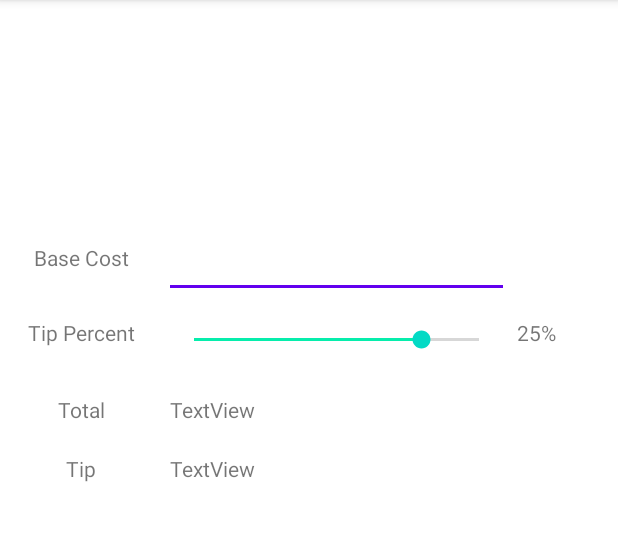
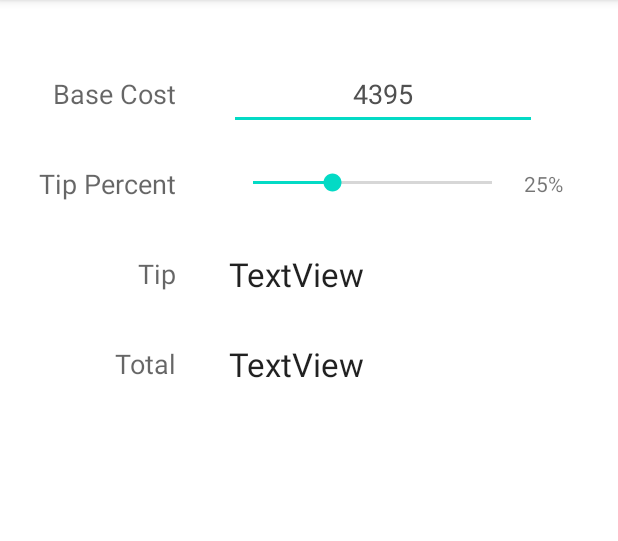
Before and after one commit to MatHazak/tip-calculator-app, an Android app: the screen it shows after launch (MainActivity), on a phone screen of 412 x 824 dp, the part 84-625 px from its top. Run offline under Robolectric (Android 15) with nearby library versions, the phone set to English and light mode, and no system bars.

Commit message:
structure of Main layout implemented.

```diff
--- a/app/src/main/res/layout/activity_main.xml
+++ b/app/src/main/res/layout/activity_main.xml
@@ -6,112 +6,106 @@
         android:layout_height="match_parent"
         tools:context=".MainActivity">
 
-    <TableLayout
-            android:layout_width="411dp"
-            android:layout_height="223dp"
-            app:layout_constraintTop_toTopOf="parent"
-            app:layout_constraintBottom_toBottomOf="parent"
-            app:layout_constraintEnd_toEndOf="parent"
-            app:layout_constraintStart_toStartOf="parent"
-            app:layout_constraintVertical_bias="0.25"
-            android:dividerPadding="10dp"
-            android:paddingStart="10dp"
-            android:paddingEnd="10dp">
+    <EditText
+            android:layout_width="205dp"
+            android:layout_height="48dp"
+            android:ems="10"
+            android:id="@+id/baseCost"
+            android:text="4395"
+            android:textAlignment="center"
+            android:backgroundTint="@color/teal_200"
+            android:textColor="#505050"
+            android:inputType="numberDecimal"
+            android:textStyle="normal"
+            app:layout_constraintBottom_toBottomOf="@+id/textView10"
+            app:layout_constraintTop_toTopOf="@+id/textView10"
+            app:layout_constraintStart_toEndOf="@+id/textView10"
+            android:layout_marginStart="35dp" />
 
-        <TableRow
-                android:layout_width="match_parent"
-                android:layout_height="match_parent"
-                android:layout_marginBottom="20dp">
+    <SeekBar
+            android:layout_width="191dp"
+            android:layout_height="34dp"
+            android:id="@+id/tipSeekBar"
+            android:progress="10"
+            android:max="30"
+            android:progressTint="@color/teal_200"
+            style="@style/Widget.AppCompat.SeekBar"
+            app:layout_constraintTop_toTopOf="@+id/textView11"
+            app:layout_constraintBottom_toBottomOf="@+id/textView11"
+            android:layout_marginStart="35dp"
+            app:layout_constraintStart_toEndOf="@+id/textView11" />
 
     <TextView
             android:text="Base Cost"
             android:layout_width="wrap_content"
             android:layout_height="wrap_content"
-                    android:layout_marginRight="15dp"
-                    android:textAlignment="center" />
-
-            <com.google.android.material.textfield.TextInputLayout
-                    android:layout_width="match_parent"
-                    android:layout_height="wrap_content">
-
-                <com.google.android.material.textfield.TextInputEditText
-                        android:layout_width="match_parent"
-                        android:layout_height="wrap_content"
-                        android:id="@+id/baseCost"
-                        android:background="@android:color/transparent"
-                        android:inputType="number" />
-            </com.google.android.material.textfield.TextInputLayout>
-        </TableRow>
-
-        <TableRow
-                android:layout_width="match_parent"
-                android:layout_height="match_parent"
-                android:layout_marginBottom="20dp">
+            app:layout_constraintTop_toTopOf="parent"
+            app:layout_constraintStart_toStartOf="parent"
+            android:layout_marginTop="50dp"
+            android:layout_marginStart="35dp"
+            android:id="@+id/textView10"
+            android:textAppearance="@style/TextAppearance.AppCompat.Medium" />
 
     <TextView
             android:text="Tip Percent"
-                    android:layout_width="87dp"
-                    android:layout_height="31dp"
-                    android:textAlignment="center"
-                    android:layout_marginRight="15dp" />
-
-            <SeekBar
-                    android:layout_width="222dp"
-                    android:layout_height="29dp"
-                    android:id="@+id/tipSeekBar"
-                    android:progress="80"
-                    android:max="100"
-                    android:progressTint="#06EDAC"
-                    style="@style/Widget.AppCompat.SeekBar" />
+            android:layout_width="wrap_content"
+            android:layout_height="wrap_content"
+            app:layout_constraintTop_toBottomOf="@+id/textView10"
+            android:id="@+id/textView11"
+            app:layout_constraintEnd_toEndOf="@+id/textView10"
+            android:layout_marginTop="35dp"
+            android:textAppearance="@style/TextAppearance.AppCompat.Medium" />
 
     <TextView
-                    android:text="25%"
-                    android:layout_width="44dp"
-                    android:layout_height="31dp"
-                    android:id="@+id/tipPercent"
-                    android:baselineAligned="false"
-                    android:textAlignment="center" />
-        </TableRow>
-
-        <TableRow
-                android:layout_width="match_parent"
-                android:layout_height="match_parent"
-                android:layout_marginBottom="20dp">
+            android:text="Tip"
+            android:layout_width="wrap_content"
+            android:layout_height="wrap_content"
+            app:layout_constraintTop_toBottomOf="@+id/textView11"
+            android:id="@+id/textView12"
+            app:layout_constraintEnd_toEndOf="@+id/textView11"
+            android:layout_marginTop="35dp"
+            android:textAppearance="@style/TextAppearance.AppCompat.Medium" />
 
     <TextView
             android:text="Total"
             android:layout_width="wrap_content"
             android:layout_height="wrap_content"
-                    android:layout_marginRight="15dp"
-                    android:textAlignment="center" />
+            app:layout_constraintTop_toBottomOf="@+id/textView12"
+            app:layout_constraintEnd_toEndOf="@+id/textView12"
+            android:layout_marginTop="35dp"
+            android:textAppearance="@style/TextAppearance.AppCompat.Medium"
+            android:id="@+id/textView17" />
+
+    <TextView
+            android:text="25%"
+            android:layout_width="wrap_content"
+            android:layout_height="wrap_content"
+            android:id="@+id/tipPercent"
+            app:layout_constraintTop_toTopOf="@+id/tipSeekBar"
+            app:layout_constraintBottom_toBottomOf="@+id/tipSeekBar"
+            app:layout_constraintStart_toEndOf="@+id/tipSeekBar"
+            android:layout_marginStart="5dp" />
 
     <TextView
             android:text="TextView"
             android:layout_width="wrap_content"
             android:layout_height="wrap_content"
-                    android:id="@+id/totalCost" />
-        </TableRow>
-
-        <TableRow
-                android:layout_width="match_parent"
-                android:layout_height="match_parent"
-                android:layout_marginBottom="20dp">
-
-            <TextView
-                    android:text="Tip"
-                    android:layout_width="wrap_content"
-                    android:layout_height="wrap_content"
-                    android:id="@+id/textView5"
-                    android:layout_marginRight="15dp"
-                    android:textAlignment="center" />
+            android:id="@+id/tipCost"
+            app:layout_constraintTop_toTopOf="@+id/textView12"
+            app:layout_constraintBottom_toBottomOf="@+id/textView12"
+            android:layout_marginStart="35dp"
+            app:layout_constraintStart_toEndOf="@+id/textView12"
+            android:textAppearance="@style/TextAppearance.AppCompat.Large" />
 
     <TextView
             android:text="TextView"
             android:layout_width="wrap_content"
             android:layout_height="wrap_content"
-                    android:id="@+id/tipCost" />
-        </TableRow>
-
-    </TableLayout>
+            android:id="@+id/totalCost"
+            app:layout_constraintTop_toTopOf="@+id/textView17"
+            app:layout_constraintBottom_toBottomOf="@+id/textView17"
+            android:layout_marginStart="35dp"
+            app:layout_constraintStart_toEndOf="@+id/textView17"
+            android:textAppearance="@style/TextAppearance.AppCompat.Large" />
 
 </androidx.constraintlayout.widget.ConstraintLayout>
```
Lines whose indentation alone changed are shown as unchanged.
